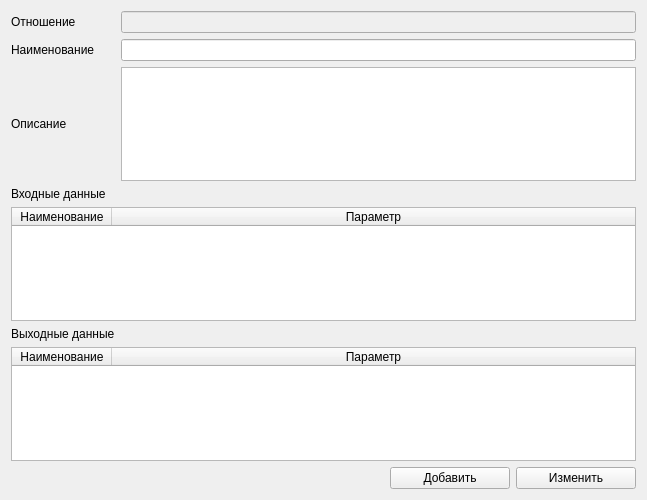
First picture: the form in ui/RuleOptions.ui, repository lazyDesertMan/Mivar, before the edit.
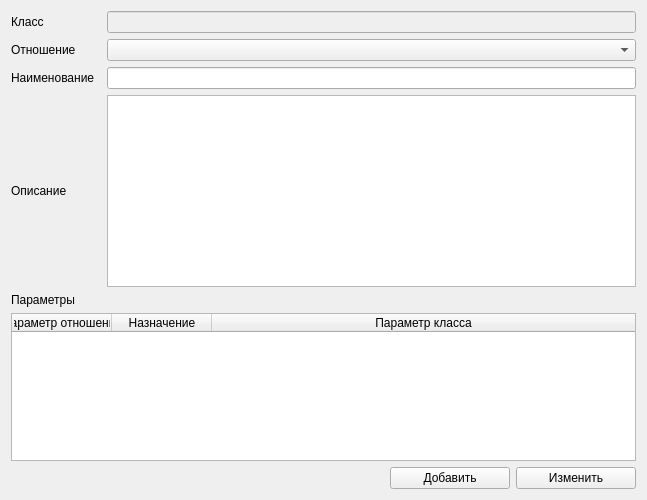
Second picture: the form after the edit.

Diff of the .ui file:
```diff
--- a/ui/RuleOptions.ui
+++ b/ui/RuleOptions.ui
@@ -13,89 +13,32 @@
   <property name="windowTitle">
    <string>Form</string>
   </property>
-  <layout class="QGridLayout" name="gridLayout" rowstretch="0,0,0,0,0,0,0,0">
-   <item row="1" column="0">
+  <layout class="QGridLayout" name="gridLayout" rowstretch="0,0,0,0,0,1,0">
+   <item row="2" column="0">
     <widget class="QLabel" name="label_2">
      <property name="text">
       <string>Наименование</string>
      </property>
     </widget>
    </item>
-   <item row="4" column="0" colspan="2">
-    <widget class="QTableWidget" name="table_InData">
-     <property name="layoutDirection">
-      <enum>Qt::LeftToRight</enum>
-     </property>
-     <property name="sizeAdjustPolicy">
-      <enum>QAbstractScrollArea::AdjustIgnored</enum>
-     </property>
-     <attribute name="horizontalHeaderStretchLastSection">
-      <bool>true</bool>
-     </attribute>
-     <attribute name="verticalHeaderStretchLastSection">
-      <bool>false</bool>
-     </attribute>
-     <column>
-      <property name="text">
-       <string>Наименование</string>
-      </property>
-     </column>
-     <column>
-      <property name="text">
-       <string>Параметр</string>
-      </property>
-     </column>
-    </widget>
-   </item>
    <item row="0" column="0">
-    <widget class="QLabel" name="label">
-     <property name="text">
-      <string>Отношение</string>
-     </property>
-    </widget>
-   </item>
-   <item row="2" column="0">
-    <widget class="QLabel" name="label_3">
-     <property name="text">
-      <string>Описание</string>
-     </property>
-    </widget>
-   </item>
-   <item row="5" column="0">
     <widget class="QLabel" name="label_5">
      <property name="text">
-      <string>Выходные данные</string>
+      <string>Класс</string>
      </property>
     </widget>
    </item>
-   <item row="3" column="0">
-    <widget class="QLabel" name="label_4">
-     <property name="text">
-      <string>Входные данные</string>
-     </property>
-    </widget>
-   </item>
-   <item row="6" column="0" colspan="2">
-    <widget class="QTableWidget" name="table_OutData">
-     <attribute name="horizontalHeaderStretchLastSection">
-      <bool>true</bool>
-     </attribute>
-     <column>
-      <property name="text">
-       <string>Наименование</string>
-      </property>
-     </column>
-     <column>
-      <property name="text">
-       <string>Параметр</string>
-      </property>
-     </column>
-    </widget>
-   </item>
-   <item row="2" column="1">
+   <item row="3" column="2">
     <widget class="QTextEdit" name="descriptionRule"/>
    </item>
-   <item row="7" column="1">
+   <item row="3" column="0">
+    <widget class="QLabel" name="label_3">
+     <property name="text">
+      <string>Описание</string>
+     </property>
+    </widget>
+   </item>
+   <item row="6" column="2">
     <layout class="QHBoxLayout" name="horizontalLayout">
      <item>
       <widget class="QWidget" name="widget" native="true"/>
@@ -128,16 +71,64 @@
      </item>
     </layout>
    </item>
-   <item row="1" column="1">
+   <item row="2" column="2">
     <widget class="QLineEdit" name="nameRule"/>
    </item>
-   <item row="0" column="1">
-    <widget class="QLineEdit" name="viewRelative">
+   <item row="5" column="0" colspan="3">
+    <widget class="QTableWidget" name="paramBindingTable">
+     <property name="layoutDirection">
+      <enum>Qt::LeftToRight</enum>
+     </property>
+     <property name="sizeAdjustPolicy">
+      <enum>QAbstractScrollArea::AdjustIgnored</enum>
+     </property>
+     <attribute name="horizontalHeaderStretchLastSection">
+      <bool>true</bool>
+     </attribute>
+     <attribute name="verticalHeaderStretchLastSection">
+      <bool>false</bool>
+     </attribute>
+     <column>
+      <property name="text">
+       <string>Параметр отношения</string>
+      </property>
+     </column>
+     <column>
+      <property name="text">
+       <string>Назначение</string>
+      </property>
+     </column>
+     <column>
+      <property name="text">
+       <string>Параметр класса</string>
+      </property>
+     </column>
+    </widget>
+   </item>
+   <item row="1" column="0">
+    <widget class="QLabel" name="label">
+     <property name="text">
+      <string>Отношение</string>
+     </property>
+    </widget>
+   </item>
+   <item row="4" column="0">
+    <widget class="QLabel" name="label_4">
+     <property name="text">
+      <string>Параметры</string>
+     </property>
+    </widget>
+   </item>
+   <item row="0" column="2">
+    <widget class="QLineEdit" name="classNameLine">
      <property name="enabled">
       <bool>false</bool>
      </property>
     </widget>
    </item>
+   <item row="1" column="2">
+    <widget class="QComboBox" name="relationSelector"/>
+   </item>
   </layout>
  </widget>
  <resources/>
```
